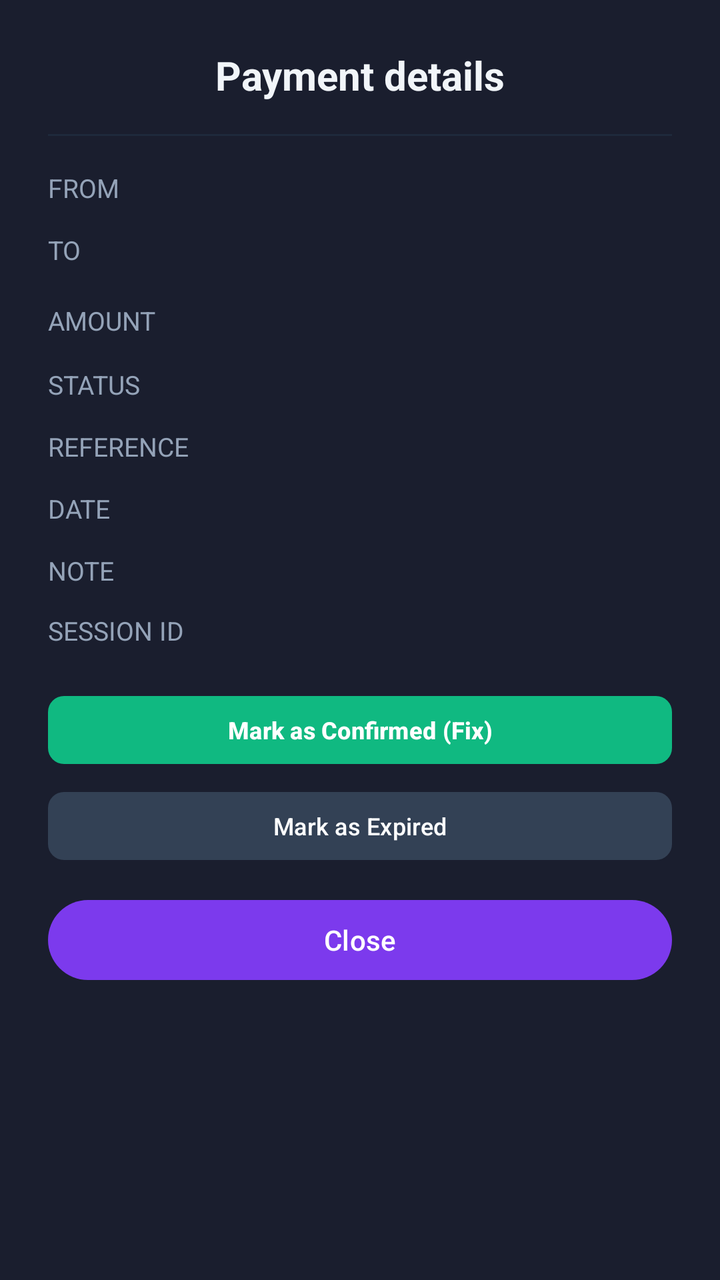
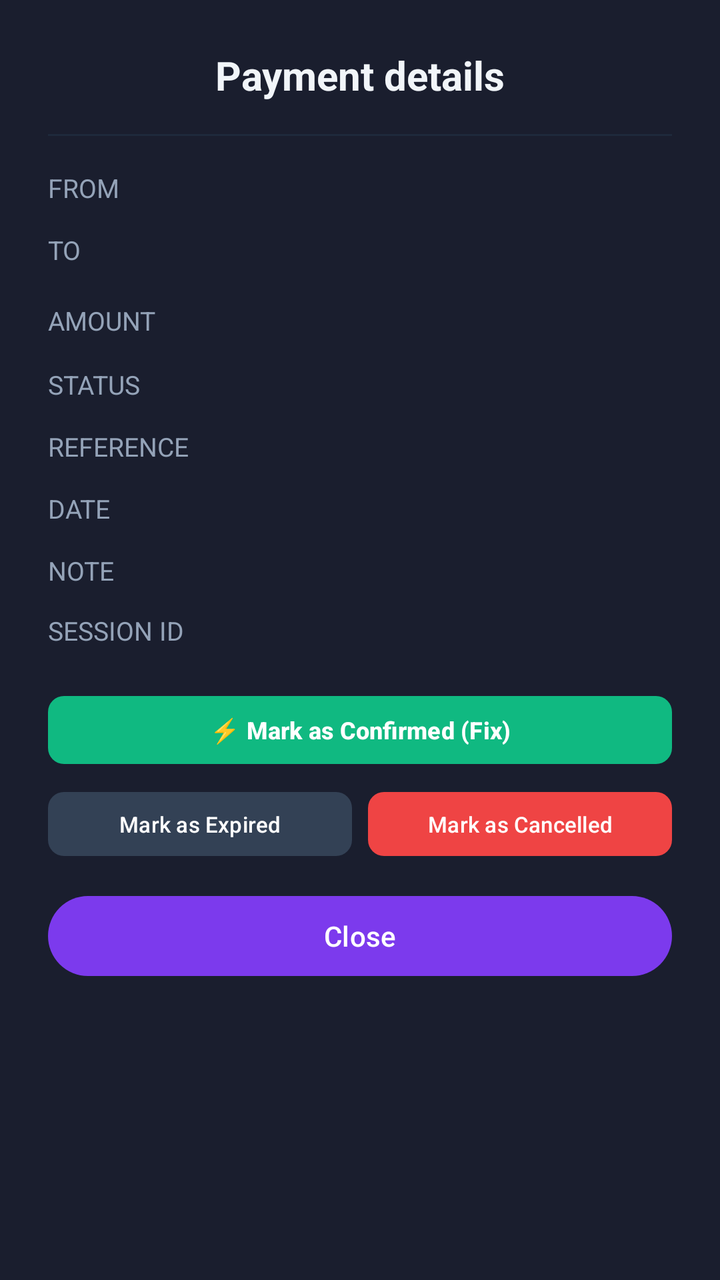

An Android layout rendered at two revisions. The XML below is the earlier revision; the diff shows what the commit changed to produce the second picture.
<!-- AndroidManifest.xml: application theme Theme.InstapayDetector -->
<!-- res/layout/dialog_transaction_detail.xml -->
<?xml version="1.0" encoding="utf-8"?>
<LinearLayout xmlns:android="http://schemas.android.com/apk/res/android"
    xmlns:app="http://schemas.android.com/apk/res-auto"
    xmlns:tools="http://schemas.android.com/tools"
    android:layout_width="match_parent"
    android:layout_height="wrap_content"
    android:orientation="vertical"
    android:padding="24dp"
    android:background="@color/bg_card">

    <TextView
        android:id="@+id/detailTitle"
        android:layout_width="match_parent"
        android:layout_height="wrap_content"
        android:textColor="@color/text_primary"
        android:textSize="20sp"
        android:textStyle="bold"
        android:gravity="center"
        tools:ignore="HardcodedText"
        android:text="Payment details" />

    <View
        android:layout_width="match_parent"
        android:layout_height="1dp"
        android:layout_marginVertical="16dp"
        android:background="@color/border_subtle" />

    <LinearLayout
        android:layout_width="match_parent"
        android:layout_height="wrap_content"
        android:orientation="horizontal"
        android:layout_marginBottom="12dp">

        <TextView
            android:layout_width="0dp"
            android:layout_height="wrap_content"
            android:layout_weight="1"
            android:text="@string/tx_detail_from"
            android:textColor="@color/text_secondary"
            android:textSize="13sp"
            android:textAllCaps="true" />

        <TextView
            android:id="@+id/detailFrom"
            android:layout_width="0dp"
            android:layout_height="wrap_content"
            android:layout_weight="2"
            android:textColor="@color/text_primary"
            android:textSize="14sp"
            android:fontFamily="monospace"
            android:gravity="end" />
    </LinearLayout>

    <LinearLayout
        android:layout_width="match_parent"
        android:layout_height="wrap_content"
        android:orientation="horizontal"
        android:layout_marginBottom="12dp">

        <TextView
            android:layout_width="0dp"
            android:layout_height="wrap_content"
            android:layout_weight="1"
            android:text="@string/tx_detail_to"
            android:textColor="@color/text_secondary"
            android:textSize="13sp"
            android:textAllCaps="true" />

        <TextView
            android:id="@+id/detailTo"
            android:layout_width="0dp"
            android:layout_height="wrap_content"
            android:layout_weight="2"
            android:textColor="@color/text_primary"
            android:textSize="14sp"
            android:fontFamily="monospace"
            android:gravity="end" />
    </LinearLayout>

    <LinearLayout
        android:layout_width="match_parent"
        android:layout_height="wrap_content"
        android:orientation="horizontal"
        android:layout_marginBottom="12dp">

        <TextView
            android:layout_width="0dp"
            android:layout_height="wrap_content"
            android:layout_weight="1"
            android:text="@string/tx_detail_amount"
            android:textColor="@color/text_secondary"
            android:textSize="13sp"
            android:textAllCaps="true" />

        <TextView
            android:id="@+id/detailAmount"
            android:layout_width="0dp"
            android:layout_height="wrap_content"
            android:layout_weight="2"
            android:textColor="@color/status_confirmed"
            android:textSize="18sp"
            android:textStyle="bold"
            android:gravity="end" />
    </LinearLayout>

    <LinearLayout
        android:layout_width="match_parent"
        android:layout_height="wrap_content"
        android:orientation="horizontal"
        android:layout_marginBottom="12dp">

        <TextView
            android:layout_width="0dp"
            android:layout_height="wrap_content"
            android:layout_weight="1"
            android:text="@string/tx_detail_status"
            android:textColor="@color/text_secondary"
            android:textSize="13sp"
            android:textAllCaps="true" />

        <TextView
            android:id="@+id/detailStatus"
            android:layout_width="0dp"
            android:layout_height="wrap_content"
            android:layout_weight="2"
            android:textColor="@color/text_primary"
            android:textSize="14sp"
            android:textStyle="bold"
            android:gravity="end" />
    </LinearLayout>

    <LinearLayout
        android:layout_width="match_parent"
        android:layout_height="wrap_content"
        android:orientation="horizontal"
        android:layout_marginBottom="12dp">

        <TextView
            android:layout_width="0dp"
            android:layout_height="wrap_content"
            android:layout_weight="1"
            android:text="@string/tx_detail_reference"
            android:textColor="@color/text_secondary"
            android:textSize="13sp"
            android:textAllCaps="true" />

        <TextView
            android:id="@+id/detailReference"
            android:layout_width="0dp"
            android:layout_height="wrap_content"
            android:layout_weight="2"
            android:textColor="@color/text_primary"
            android:textSize="14sp"
            android:fontFamily="monospace"
            android:gravity="end" />
    </LinearLayout>

    <LinearLayout
        android:layout_width="match_parent"
        android:layout_height="wrap_content"
        android:orientation="horizontal"
        android:layout_marginBottom="12dp">

        <TextView
            android:layout_width="0dp"
            android:layout_height="wrap_content"
            android:layout_weight="1"
            android:text="@string/tx_detail_date"
            android:textColor="@color/text_secondary"
            android:textSize="13sp"
            android:textAllCaps="true" />

        <TextView
            android:id="@+id/detailDate"
            android:layout_width="0dp"
            android:layout_height="wrap_content"
            android:layout_weight="2"
            android:textColor="@color/text_primary"
            android:textSize="14sp"
            android:gravity="end" />
    </LinearLayout>

    <LinearLayout
        android:layout_width="match_parent"
        android:layout_height="wrap_content"
        android:orientation="horizontal"
        android:layout_marginBottom="12dp">

        <TextView
            android:layout_width="0dp"
            android:layout_height="wrap_content"
            android:layout_weight="1"
            android:text="@string/tx_detail_note"
            android:textColor="@color/text_secondary"
            android:textSize="13sp"
            android:textAllCaps="true" />

        <TextView
            android:id="@+id/detailNote"
            android:layout_width="0dp"
            android:layout_height="wrap_content"
            android:layout_weight="2"
            android:textColor="@color/text_primary"
            android:textSize="14sp"
            android:gravity="end" />
    </LinearLayout>

    <LinearLayout
        android:layout_width="match_parent"
        android:layout_height="wrap_content"
        android:orientation="horizontal"
        android:layout_marginBottom="20dp">

        <TextView
            android:layout_width="0dp"
            android:layout_height="wrap_content"
            android:layout_weight="1"
            android:text="@string/tx_detail_session"
            android:textColor="@color/text_secondary"
            android:textSize="13sp"
            android:textAllCaps="true" />

        <TextView
            android:id="@+id/detailSession"
            android:layout_width="0dp"
            android:layout_height="wrap_content"
            android:layout_weight="2"
            android:textColor="@color/text_tertiary"
            android:textSize="11sp"
            android:fontFamily="monospace"
            android:gravity="end" />
    </LinearLayout>

    <LinearLayout
        android:id="@+id/statusActionsLayout"
        android:layout_width="match_parent"
        android:layout_height="wrap_content"
        android:orientation="vertical"
        android:layout_marginBottom="12dp">

        <com.google.android.material.button.MaterialButton
            android:id="@+id/btnConfirmTx"
            android:layout_width="match_parent"
            android:layout_height="42dp"
            android:text="@string/tx_action_confirm"
            android:textSize="12sp"
            android:textStyle="bold"
            android:layout_marginBottom="6dp"
            app:cornerRadius="8dp"
            app:backgroundTint="@color/status_confirmed" />

        <com.google.android.material.button.MaterialButton
            android:id="@+id/btnExpireTx"
            android:layout_width="match_parent"
            android:layout_height="42dp"
            android:text="@string/tx_action_expire"
            android:textSize="12sp"
            app:cornerRadius="8dp"
            app:backgroundTint="@color/border_medium" />
    </LinearLayout>

    <com.google.android.material.button.MaterialButton
        android:id="@+id/closeButton"
        android:layout_width="match_parent"
        android:layout_height="wrap_content"
        android:text="@string/tx_detail_close"
        app:backgroundTint="@color/brand_primary" />

</LinearLayout>
<!-- resources referenced by this layout -->
<resources>
  <color name="bg_card">#1A1E2E</color>
  <color name="border_medium">#334155</color>
  <color name="border_subtle">#1E293B</color>
  <color name="brand_primary">#7C3AED</color>
  <color name="status_confirmed">#10B981</color>
  <color name="text_primary">#F1F5F9</color>
  <color name="text_secondary">#94A3B8</color>
  <color name="text_tertiary">#64748B</color>
  <string name="tx_action_confirm">Mark as Confirmed (Fix)</string>
  <string name="tx_action_expire">Mark as Expired</string>
  <string name="tx_detail_amount">Amount</string>
  <string name="tx_detail_close">Close</string>
  <string name="tx_detail_date">Date</string>
  <string name="tx_detail_from">From</string>
  <string name="tx_detail_note">Note</string>
  <string name="tx_detail_reference">Reference</string>
  <string name="tx_detail_session">Session ID</string>
  <string name="tx_detail_status">Status</string>
  <string name="tx_detail_to">To</string>
  <style name="Theme.InstapayDetector" parent="Theme.Material3.DayNight.NoActionBar">
          
          <item name="colorPrimary">@color/brand_primary</item>
          <item name="colorOnPrimary">#FFFFFF</item>
          <item name="colorSecondary">@color/brand_secondary</item>
          <item name="colorOnSecondary">#FFFFFF</item>
          
          
          <item name="colorSurface">@color/bg_card</item>
          <item name="colorOnSurface">@color/text_primary</item>
          <item name="android:colorBackground">@color/bg_light</item>
          <item name="colorOnBackground">@color/text_primary</item>
          
          
          <item name="android:statusBarColor">@color/bg_light</item>
          <item name="android:windowLightStatusBar">false</item>
          <item name="android:navigationBarColor">@color/bg_light</item>
          <item name="android:windowLightNavigationBar">false</item>
      </style>
  <color name="brand_secondary">#4F46E5</color>
  <color name="bg_light">#0B0D14</color>
</resources>

<!-- the commit's change to res/layout/dialog_transaction_detail.xml (unified diff, before → after) -->
@@ -237,6 +237,20 @@
         android:layout_height="wrap_content"
         android:orientation="vertical"
         android:layout_marginBottom="12dp">
+
+        <TextView
+            android:id="@+id/txtConfirmedBadge"
+            android:layout_width="match_parent"
+            android:layout_height="wrap_content"
+            android:text="@string/tx_status_confirmed_badge"
+            android:textColor="@color/status_confirmed"
+            android:textSize="12sp"
+            android:textStyle="bold"
+            android:gravity="center"
+            android:padding="8dp"
+            android:background="@drawable/bg_badge"
+            android:layout_marginBottom="6dp"
+            android:visibility="gone" />
 
         <com.google.android.material.button.MaterialButton
             android:id="@+id/btnConfirmTx"
@@ -249,14 +263,33 @@
             app:cornerRadius="8dp"
             app:backgroundTint="@color/status_confirmed" />
 
-        <com.google.android.material.button.MaterialButton
-            android:id="@+id/btnExpireTx"
+        <LinearLayout
             android:layout_width="match_parent"
-            android:layout_height="42dp"
-            android:text="@string/tx_action_expire"
-            android:textSize="12sp"
-            app:cornerRadius="8dp"
-            app:backgroundTint="@color/border_medium" />
+            android:layout_height="wrap_content"
+            android:orientation="horizontal">
+
+            <com.google.android.material.button.MaterialButton
+                android:id="@+id/btnExpireTx"
+                android:layout_width="0dp"
+                android:layout_height="40dp"
+                android:layout_weight="1"
+                android:text="@string/tx_action_expire"
+                android:textSize="11sp"
+                android:layout_marginEnd="4dp"
+                app:cornerRadius="8dp"
+                app:backgroundTint="@color/border_medium" />
+
+            <com.google.android.material.button.MaterialButton
+                android:id="@+id/btnCancelTx"
+                android:layout_width="0dp"
+                android:layout_height="40dp"
+                android:layout_weight="1"
+                android:text="@string/tx_action_cancel"
+                android:textSize="11sp"
+                android:layout_marginStart="4dp"
+                app:cornerRadius="8dp"
+                app:backgroundTint="@color/status_denied" />
+        </LinearLayout>
     </LinearLayout>
 
     <com.google.android.material.button.MaterialButton
<!-- resource entries referenced after the edit -->
@@ -5,10 +5,21 @@
   <color name="border_subtle">#1E293B</color>
   <color name="brand_primary">#7C3AED</color>
   <color name="status_confirmed">#10B981</color>
+  <color name="status_denied">#EF4444</color>
   <color name="text_primary">#F1F5F9</color>
   <color name="text_secondary">#94A3B8</color>
   <color name="text_tertiary">#64748B</color>
-  <string name="tx_action_confirm">Mark as Confirmed (Fix)</string>
+  <!-- drawable bg_badge (drawable) -->
+  <?xml version="1.0" encoding="utf-8"?>
+  <shape xmlns:android="http://schemas.android.com/apk/res/android"
+      android:shape="oval">
+      <solid android:color="@color/brand_primary" />
+      <stroke
+          android:width="1.5dp"
+          android:color="@color/bg_card" />
+  </shape>
+  <string name="tx_action_cancel">Mark as Cancelled</string>
+  <string name="tx_action_confirm">⚡ Mark as Confirmed (Fix)</string>
   <string name="tx_action_expire">Mark as Expired</string>
   <string name="tx_detail_amount">Amount</string>
   <string name="tx_detail_close">Close</string>
@@ -19,6 +30,7 @@
   <string name="tx_detail_session">Session ID</string>
   <string name="tx_detail_status">Status</string>
   <string name="tx_detail_to">To</string>
+  <string name="tx_status_confirmed_badge">✓ Payment Confirmed &amp; Webhook Dispatched</string>
   <style name="Theme.InstapayDetector" parent="Theme.Material3.DayNight.NoActionBar">
           
           <item name="colorPrimary">@color/brand_primary</item>
